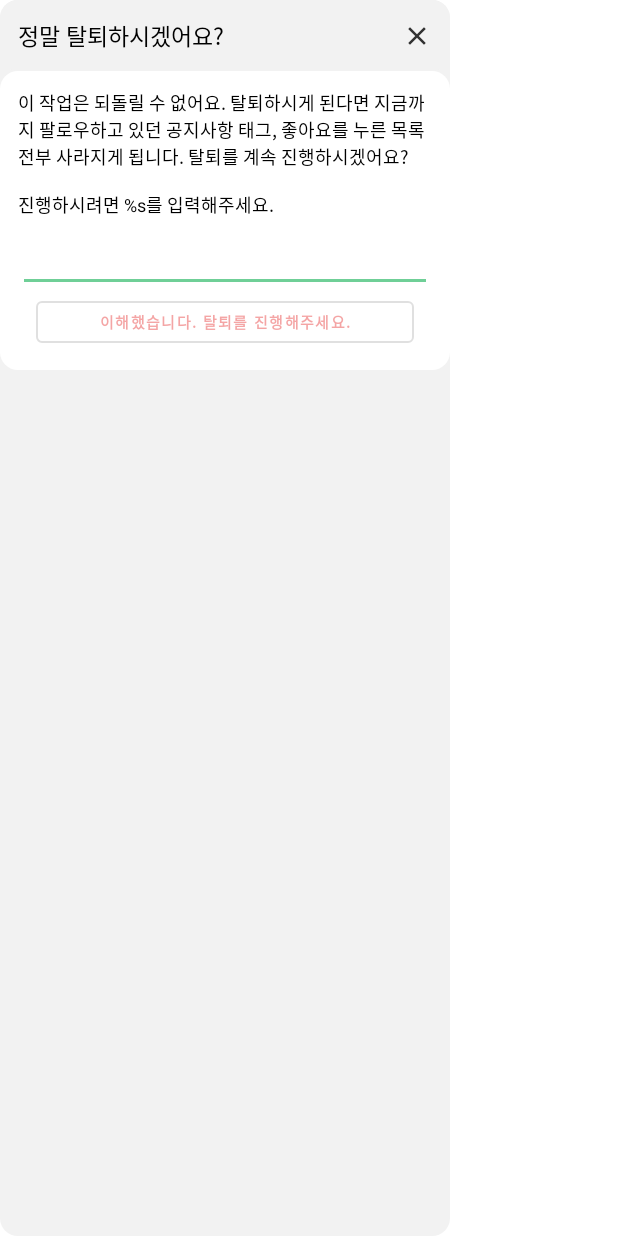
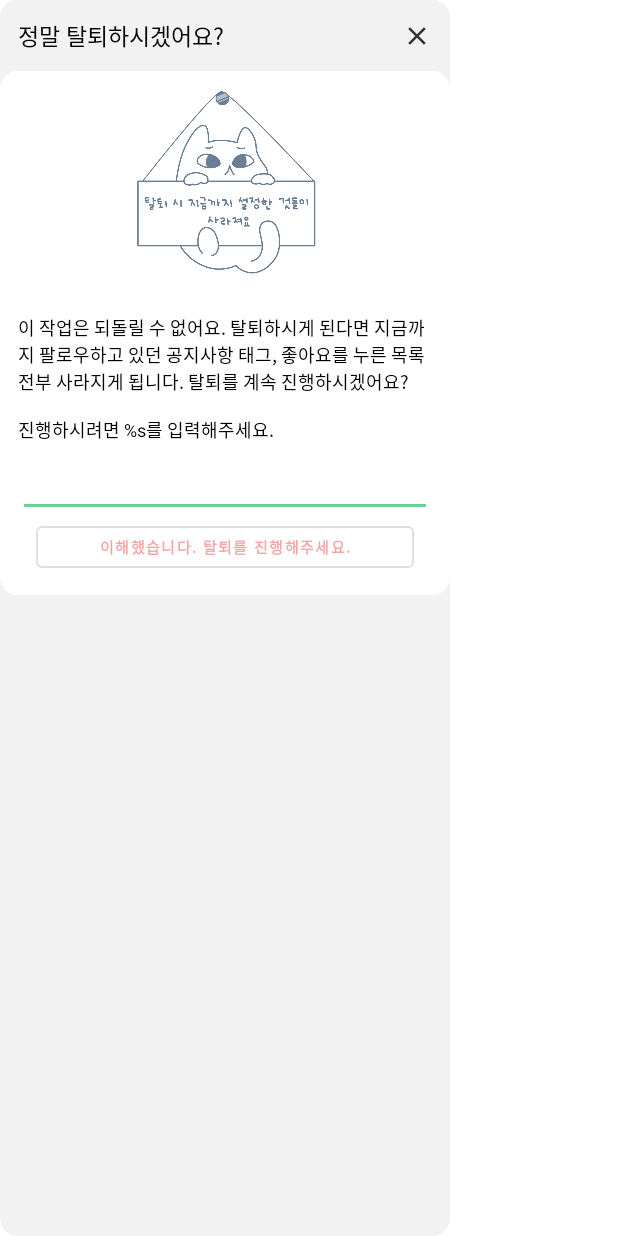
Before and after one commit to wafflestudio/snuboard-android, an Android app: the layout dialog_signout.xml on its own in the app's theme, with its tools: preview values and no code run, on a phone screen of 412 x 824 dp. Run offline under Robolectric (Android 15) with nearby library versions, the phone set to English and light mode, and no system bars; network calls fail; Roboto replaces fonts that are not available here.

Commit message:
Add cat_sign_out.png.

```diff
--- a/app/src/main/res/layout/dialog_signout.xml
+++ b/app/src/main/res/layout/dialog_signout.xml
@@ -57,20 +57,32 @@
             android:layout_height="wrap_content"
             android:background="@drawable/alert_border_white">
 
+            <ImageView
+                android:layout_width="150dp"
+                android:layout_height="150dp"
+                android:id="@+id/alert_cat"
+                android:src="@drawable/cat_sign_out"
+                app:layout_constraintVertical_chainStyle="packed"
+                app:layout_constraintStart_toStartOf="parent"
+                app:layout_constraintEnd_toEndOf="parent"
+                app:layout_constraintTop_toTopOf="parent"
+                app:layout_constraintBottom_toTopOf="@id/alert_content"
+                android:contentDescription="@string/button_sign_out" />
+
             <TextView
                 android:id="@+id/alert_content"
                 android:layout_margin="12dp"
+                android:layout_marginTop="0dp"
                 android:textStyle="normal"
                 android:textSize="12sp"
                 android:textColor="@color/black"
                 tools:text="@string/dialog_signout_content"
                 android:layout_width="match_parent"
                 android:layout_height="wrap_content"
-                app:layout_constraintTop_toTopOf="parent"
+                app:layout_constraintTop_toBottomOf="@id/alert_cat"
                 app:layout_constraintBottom_toTopOf="@id/confirm_email"
                 app:layout_constraintStart_toStartOf="parent"
-                app:layout_constraintEnd_toEndOf="parent"
-                app:layout_constraintVertical_chainStyle="packed" />
+                app:layout_constraintEnd_toEndOf="parent" />
 
             <EditText
                 android:id="@+id/confirm_email"
@@ -88,6 +100,7 @@
                 android:singleLine="true"
                 android:gravity="start"
                 android:importantForAutofill="no"
+                android:imeOptions="actionDone"
                 tools:ignore="LabelFor" />
 
 
```
Also changed, not shown: app/src/main/java/com/wafflestudio/snuboard/presentation/MainActivity.kt (+16 -4 lines), app/src/main/res/drawable/cat_sign_out.png (added).
